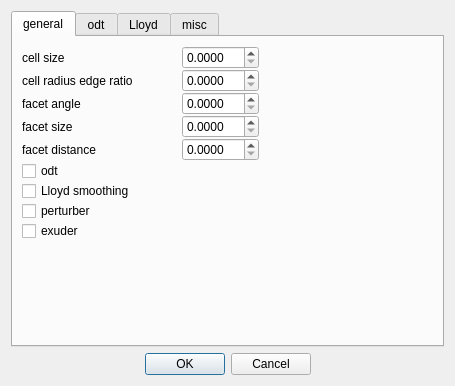
This is schnapps/plugins/volume_mesh_from_surface/cgal_export.ui in cgogn/SCHNApps as Qt 5 draws it before an edit. The edited form follows.
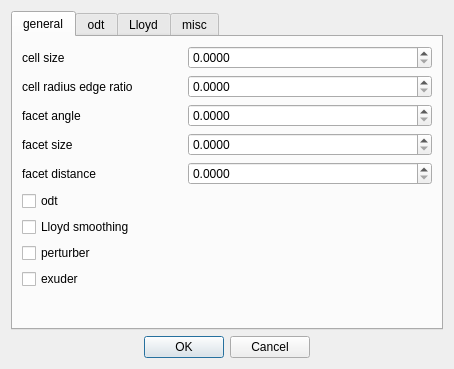
This is the edited form.

Patch:
```diff
--- a/schnapps/plugins/volume_mesh_from_surface/cgal_export.ui
+++ b/schnapps/plugins/volume_mesh_from_surface/cgal_export.ui
@@ -6,8 +6,8 @@
    <rect>
     <x>0</x>
     <y>0</y>
-    <width>455</width>
-    <height>386</height>
+    <width>454</width>
+    <height>369</height>
    </rect>
   </property>
   <property name="windowTitle">
@@ -23,122 +23,15 @@
       <attribute name="title">
        <string>general</string>
       </attribute>
-      <layout class="QVBoxLayout" name="verticalLayout_9">
-       <property name="spacing">
-        <number>0</number>
-       </property>
-       <property name="leftMargin">
-        <number>9</number>
-       </property>
-       <property name="rightMargin">
-        <number>9</number>
-       </property>
-       <item>
-        <layout class="QHBoxLayout" name="horizontalLayout_7">
-         <item>
-          <widget class="QLabel" name="label_7">
-           <property name="minimumSize">
-            <size>
-             <width>160</width>
-             <height>0</height>
-            </size>
-           </property>
-           <property name="text">
-            <string>cell size</string>
-           </property>
-          </widget>
-         </item>
-         <item>
-          <widget class="QDoubleSpinBox" name="doubleSpinBox_CellSize">
-           <property name="decimals">
-            <number>4</number>
-           </property>
-           <property name="maximum">
-            <double>999.000000000000000</double>
-           </property>
-           <property name="singleStep">
-            <double>0.100000000000000</double>
-           </property>
-          </widget>
-         </item>
-         <item>
-          <spacer name="horizontalSpacer_5">
-           <property name="orientation">
-            <enum>Qt::Horizontal</enum>
-           </property>
-           <property name="sizeHint" stdset="0">
-            <size>
-             <width>40</width>
-             <height>20</height>
-            </size>
-           </property>
-          </spacer>
-         </item>
-        </layout>
-       </item>
-       <item>
-        <layout class="QHBoxLayout" name="horizontalLayout_6">
-         <item>
-          <widget class="QLabel" name="label_6">
-           <property name="minimumSize">
-            <size>
-             <width>160</width>
-             <height>0</height>
-            </size>
-           </property>
-           <property name="text">
-            <string>cell radius edge ratio</string>
-           </property>
-          </widget>
-         </item>
-         <item>
-          <widget class="QDoubleSpinBox" name="doubleSpinBox_Radius">
-           <property name="decimals">
-            <number>4</number>
-           </property>
-           <property name="maximum">
-            <double>999.000000000000000</double>
-           </property>
-           <property name="singleStep">
-            <double>0.100000000000000</double>
-           </property>
-          </widget>
-         </item>
-         <item>
-          <spacer name="horizontalSpacer_4">
-           <property name="orientation">
-            <enum>Qt::Horizontal</enum>
-           </property>
-           <property name="sizeHint" stdset="0">
-            <size>
-             <width>40</width>
-             <height>20</height>
-            </size>
-           </property>
-          </spacer>
-         </item>
-        </layout>
-       </item>
-       <item>
-        <layout class="QHBoxLayout" name="horizontalLayout_2">
-         <property name="topMargin">
-          <number>0</number>
-         </property>
-         <item>
-          <widget class="QLabel" name="label_3">
-           <property name="minimumSize">
-            <size>
-             <width>160</width>
-             <height>0</height>
-            </size>
-           </property>
-           <property name="text">
-            <string>facet angle</string>
-           </property>
-          </widget>
-         </item>
-         <item>
+      <layout class="QGridLayout" name="gridLayout">
+       <item row="2" column="1">
           <widget class="QDoubleSpinBox" name="doubleSpinBoxFacetAngle">
+         <property name="sizePolicy">
+          <sizepolicy hsizetype="Expanding" vsizetype="Fixed">
+           <horstretch>0</horstretch>
+           <verstretch>0</verstretch>
+          </sizepolicy>
+         </property>
            <property name="decimals">
             <number>4</number>
            </property>
@@ -150,28 +43,14 @@
            </property>
           </widget>
          </item>
-         <item>
-          <spacer name="horizontalSpacer">
-           <property name="orientation">
-            <enum>Qt::Horizontal</enum>
-           </property>
-           <property name="sizeHint" stdset="0">
-            <size>
-             <width>40</width>
-             <height>20</height>
-            </size>
-           </property>
-          </spacer>
-         </item>
-        </layout>
-       </item>
-       <item>
-        <layout class="QHBoxLayout" name="horizontalLayout_3">
-         <property name="topMargin">
-          <number>0</number>
-         </property>
-         <item>
-          <widget class="QLabel" name="label_4">
+       <item row="2" column="0">
+        <widget class="QLabel" name="label_3">
+         <property name="sizePolicy">
+          <sizepolicy hsizetype="Preferred" vsizetype="Preferred">
+           <horstretch>0</horstretch>
+           <verstretch>0</verstretch>
+          </sizepolicy>
+         </property>
            <property name="minimumSize">
             <size>
              <width>160</width>
@@ -179,42 +58,18 @@
             </size>
            </property>
            <property name="text">
-            <string>facet size</string>
+          <string>facet angle</string>
            </property>
           </widget>
          </item>
-         <item>
-          <widget class="QDoubleSpinBox" name="doubleSpinBox_FacetSize">
-           <property name="decimals">
-            <number>4</number>
-           </property>
-           <property name="maximum">
-            <double>999.000000000000000</double>
-           </property>
-           <property name="singleStep">
-            <double>0.100000000000000</double>
-           </property>
-          </widget>
-         </item>
-         <item>
-          <spacer name="horizontalSpacer_2">
-           <property name="orientation">
-            <enum>Qt::Horizontal</enum>
-           </property>
-           <property name="sizeHint" stdset="0">
-            <size>
-             <width>40</width>
-             <height>20</height>
-            </size>
-           </property>
-          </spacer>
-         </item>
-        </layout>
-       </item>
-       <item>
-        <layout class="QHBoxLayout" name="horizontalLayout_5">
-         <item>
+       <item row="4" column="0">
           <widget class="QLabel" name="label_5">
+         <property name="sizePolicy">
+          <sizepolicy hsizetype="Preferred" vsizetype="Preferred">
+           <horstretch>0</horstretch>
+           <verstretch>0</verstretch>
+          </sizepolicy>
+         </property>
            <property name="minimumSize">
             <size>
              <width>160</width>
@@ -226,8 +81,14 @@
            </property>
           </widget>
          </item>
-         <item>
+       <item row="4" column="1">
           <widget class="QDoubleSpinBox" name="doubleSpinBox_3FacetDistance">
+         <property name="sizePolicy">
+          <sizepolicy hsizetype="Expanding" vsizetype="Fixed">
+           <horstretch>0</horstretch>
+           <verstretch>0</verstretch>
+          </sizepolicy>
+         </property>
            <property name="decimals">
             <number>4</number>
            </property>
@@ -239,119 +100,150 @@
            </property>
           </widget>
          </item>
-         <item>
-          <spacer name="horizontalSpacer_3">
-           <property name="orientation">
-            <enum>Qt::Horizontal</enum>
-           </property>
-           <property name="sizeHint" stdset="0">
-            <size>
-             <width>40</width>
-             <height>20</height>
-            </size>
-           </property>
-          </spacer>
-         </item>
-        </layout>
-       </item>
-       <item>
-        <layout class="QHBoxLayout" name="horizontalLayout_18">
-         <item>
-          <widget class="QCheckBox" name="checkBox_ODT">
-           <property name="text">
-            <string>odt</string>
-           </property>
-          </widget>
-         </item>
-         <item>
-          <spacer name="horizontalSpacer_11">
-           <property name="orientation">
-            <enum>Qt::Horizontal</enum>
-           </property>
-           <property name="sizeHint" stdset="0">
-            <size>
-             <width>40</width>
-             <height>20</height>
-            </size>
-           </property>
-          </spacer>
-         </item>
-        </layout>
-       </item>
-       <item>
-        <layout class="QHBoxLayout" name="horizontalLayout_17">
-         <item>
+       <item row="6" column="0">
           <widget class="QCheckBox" name="checkBoxLloyd">
            <property name="text">
             <string>Lloyd smoothing</string>
            </property>
           </widget>
          </item>
-         <item>
-          <spacer name="horizontalSpacer_9">
-           <property name="orientation">
-            <enum>Qt::Horizontal</enum>
-           </property>
-           <property name="sizeHint" stdset="0">
-            <size>
-             <width>40</width>
-             <height>20</height>
-            </size>
-           </property>
-          </spacer>
-         </item>
-        </layout>
-       </item>
-       <item>
-        <layout class="QHBoxLayout" name="horizontalLayout_21">
-         <item>
+       <item row="7" column="0">
           <widget class="QCheckBox" name="checkBox_Perturber">
            <property name="text">
             <string>perturber</string>
            </property>
           </widget>
          </item>
-         <item>
-          <spacer name="horizontalSpacer_15">
-           <property name="orientation">
-            <enum>Qt::Horizontal</enum>
-           </property>
-           <property name="sizeHint" stdset="0">
-            <size>
-             <width>40</width>
-             <height>20</height>
-            </size>
-           </property>
-          </spacer>
-         </item>
-        </layout>
-       </item>
-       <item>
-        <layout class="QHBoxLayout" name="horizontalLayout_23">
-         <item>
+       <item row="0" column="1">
+        <widget class="QDoubleSpinBox" name="doubleSpinBox_CellSize">
+         <property name="sizePolicy">
+          <sizepolicy hsizetype="Expanding" vsizetype="Fixed">
+           <horstretch>0</horstretch>
+           <verstretch>0</verstretch>
+          </sizepolicy>
+         </property>
+         <property name="decimals">
+          <number>4</number>
+         </property>
+         <property name="maximum">
+          <double>999.000000000000000</double>
+         </property>
+         <property name="singleStep">
+          <double>0.100000000000000</double>
+         </property>
+        </widget>
+       </item>
+       <item row="8" column="0">
           <widget class="QCheckBox" name="checkBox_5Exuder">
            <property name="text">
             <string>exuder</string>
            </property>
           </widget>
          </item>
-         <item>
-          <spacer name="horizontalSpacer_16">
-           <property name="orientation">
-            <enum>Qt::Horizontal</enum>
-           </property>
-           <property name="sizeHint" stdset="0">
+       <item row="5" column="0">
+        <widget class="QCheckBox" name="checkBox_ODT">
+         <property name="text">
+          <string>odt</string>
+         </property>
+        </widget>
+       </item>
+       <item row="3" column="0">
+        <widget class="QLabel" name="label_4">
+         <property name="sizePolicy">
+          <sizepolicy hsizetype="Preferred" vsizetype="Preferred">
+           <horstretch>0</horstretch>
+           <verstretch>0</verstretch>
+          </sizepolicy>
+         </property>
+         <property name="minimumSize">
             <size>
-             <width>40</width>
-             <height>20</height>
-            </size>
-           </property>
-          </spacer>
-         </item>
-        </layout>
+           <width>160</width>
+           <height>0</height>
+          </size>
+         </property>
+         <property name="text">
+          <string>facet size</string>
+         </property>
+        </widget>
+       </item>
+       <item row="3" column="1">
+        <widget class="QDoubleSpinBox" name="doubleSpinBox_FacetSize">
+         <property name="sizePolicy">
+          <sizepolicy hsizetype="Expanding" vsizetype="Fixed">
+           <horstretch>0</horstretch>
+           <verstretch>0</verstretch>
+          </sizepolicy>
+         </property>
+         <property name="decimals">
+          <number>4</number>
+         </property>
+         <property name="maximum">
+          <double>999.000000000000000</double>
+         </property>
+         <property name="singleStep">
+          <double>0.100000000000000</double>
+         </property>
+        </widget>
        </item>
-       <item>
-        <spacer name="verticalSpacer_7">
+       <item row="0" column="0">
+        <widget class="QLabel" name="label_7">
+         <property name="sizePolicy">
+          <sizepolicy hsizetype="Preferred" vsizetype="Preferred">
+           <horstretch>0</horstretch>
+           <verstretch>0</verstretch>
+          </sizepolicy>
+         </property>
+         <property name="minimumSize">
+          <size>
+           <width>160</width>
+           <height>0</height>
+          </size>
+         </property>
+         <property name="text">
+          <string>cell size</string>
+         </property>
+        </widget>
+       </item>
+       <item row="1" column="1">
+        <widget class="QDoubleSpinBox" name="doubleSpinBox_Radius">
+         <property name="sizePolicy">
+          <sizepolicy hsizetype="Expanding" vsizetype="Fixed">
+           <horstretch>0</horstretch>
+           <verstretch>0</verstretch>
+          </sizepolicy>
+         </property>
+         <property name="decimals">
+          <number>4</number>
+         </property>
+         <property name="maximum">
+          <double>999.000000000000000</double>
+         </property>
+         <property name="singleStep">
+          <double>0.100000000000000</double>
+         </property>
+        </widget>
+       </item>
+       <item row="1" column="0">
+        <widget class="QLabel" name="label_6">
+         <property name="sizePolicy">
+          <sizepolicy hsizetype="Preferred" vsizetype="Preferred">
+           <horstretch>0</horstretch>
+           <verstretch>0</verstretch>
+          </sizepolicy>
+         </property>
+         <property name="minimumSize">
+          <size>
+           <width>160</width>
+           <height>0</height>
+          </size>
+         </property>
+         <property name="text">
+          <string>cell radius edge ratio</string>
+         </property>
+        </widget>
+       </item>
+       <item row="9" column="0">
+        <spacer name="verticalSpacer_2">
          <property name="orientation">
           <enum>Qt::Vertical</enum>
          </property>
```
Left out of the diff: 279 changed lines with no effect on the pictures. Lines whose indentation alone changed are shown as unchanged.
